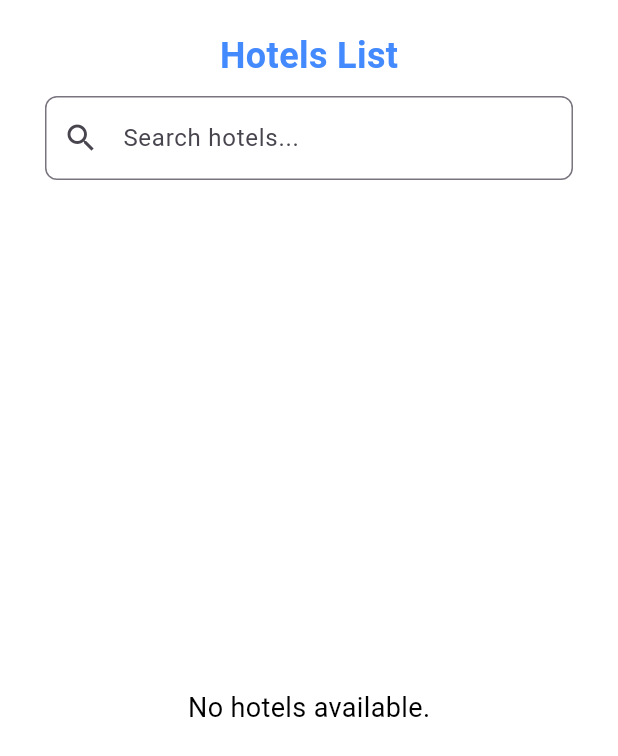
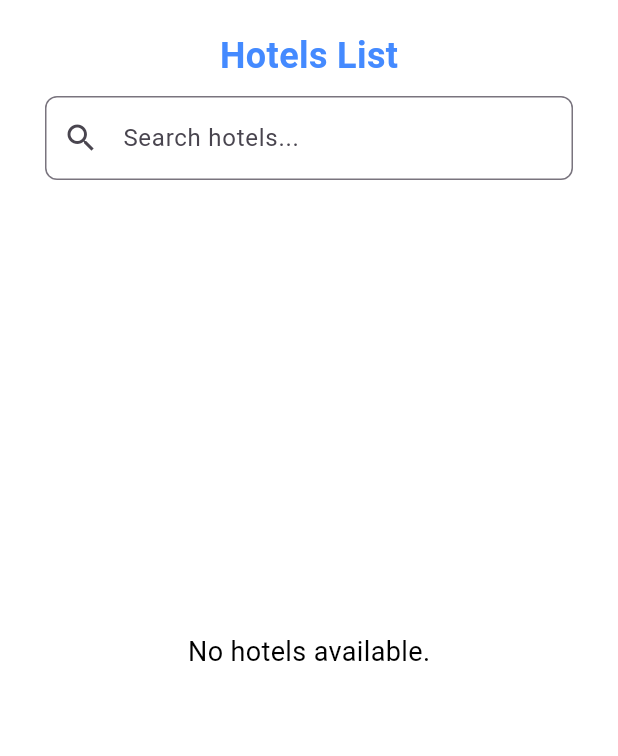
Before and after one commit to MeghaPradeetha/HotelApp, a Flutter app: the HotelListView screen opened directly, on a phone screen of 412 x 824 dp. Shown: the top 756 px of the screen. Run offline on Flutter 3.47's test engine with Material 3 defaults, Android fonts, the light colour scheme and no system bars; our stand-ins replace firebase_core, google_sign_in; accounts and stored records are empty; network calls fail.

Commit message:
Update hotel_list_view.dart

```diff
--- a/lib/views/hotel_list_view.dart
+++ b/lib/views/hotel_list_view.dart
@@ -22,7 +22,7 @@ class _HotelListViewState extends State<HotelListView> {
   }
 
   Widget hotelsList() => Container(
-      height: MediaQuery.of(context).size.height / 1,
+      height: MediaQuery.of(context).size.height / 1.1,
       padding: const EdgeInsets.only(left: 15.0, right: 15.0, top: 120.0),
       child: model.filteredHotels.isNotEmpty
           ? Scrollbar(
```
